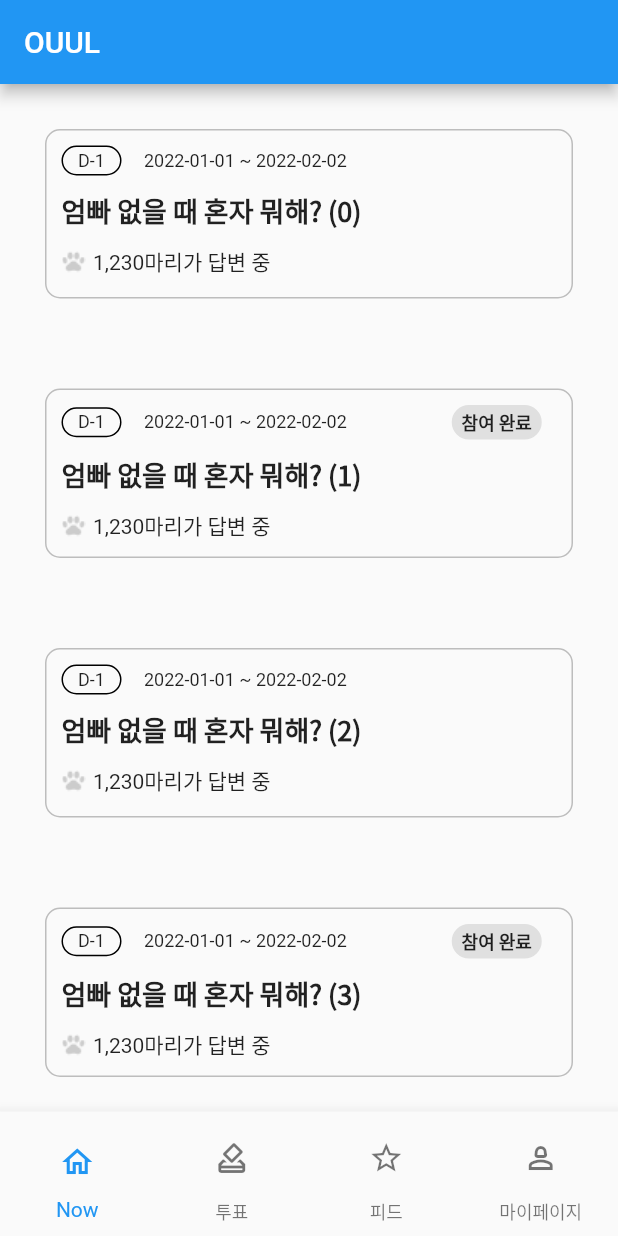
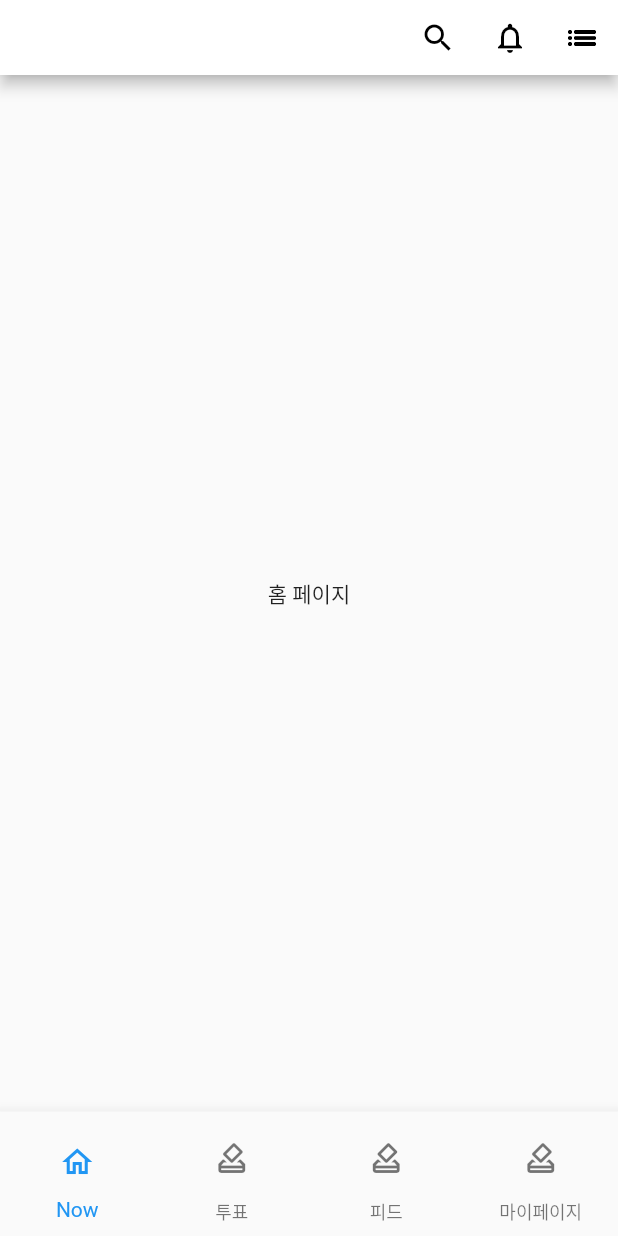
Before and after one commit to Morris235/ouul, a Flutter app: the screen it shows after launch, on a phone screen of 412 x 824 dp. Run offline on Flutter 3.47's test engine with Material 2 defaults, Android fonts, the phone set to English and light mode, and no system bars.

Commit message:
feat : 앱바, 하단 네비게이션바 추가

```diff
--- a/lib/components/vote_list_topic_item.dart
+++ b/lib/components/vote_list_topic_item.dart
@@ -13,7 +13,7 @@ class VoteListTopicItem extends StatelessWidget {
       child: Container(
           width: 359,
           height: 113,
-          margin: const EdgeInsets.all(30.0),
+          margin: const EdgeInsets.all(10.0),
           padding: const EdgeInsets.all(10.0),
           decoration: BoxDecoration(
               borderRadius: const BorderRadius.all(Radius.circular(10)),
--- a/lib/main.dart
+++ b/lib/main.dart
@@ -1,4 +1,5 @@
 import 'package:flutter/material.dart';
+import 'package:ouul/views/home_page.dart';
 import 'package:ouul/views/vote_list_page.dart';
 
 void main() {
@@ -16,77 +17,23 @@ class MyApp extends StatelessWidget {
       theme: ThemeData(
         primarySwatch: Colors.blue,
       ),
-      home: const MyHomePage(title: 'OUUL'),
+      home: const MyHomePage(),
     );
   }
 }
 
 class MyHomePage extends StatefulWidget {
-  const MyHomePage({super.key, required this.title});
-
-  final String title;
+  const MyHomePage({super.key});
 
   @override
   State<MyHomePage> createState() => _MyHomePageState();
 }
 
 class _MyHomePageState extends State<MyHomePage> {
-  int _pageIndex = 0;
   @override
   Widget build(BuildContext context) {
-    return Scaffold(
-      appBar: AppBar(
-        title: Text(widget.title),
-      ),
-      body: Center(
-        child: Column(
-          mainAxisAlignment: MainAxisAlignment.center,
-          children: const <Widget>[VoteListPage()],
-        ),
-      ),
-      bottomNavigationBar: BottomNavigationBar(
-        type: BottomNavigationBarType.fixed,
-        onTap: (index) {
-          setState(() {
-            _pageIndex = index;
-          });
-        },
-        currentIndex: _pageIndex,
-        items: <BottomNavigationBarItem>[
-          BottomNavigationBarItem(
-            label: 'Now',
-            icon: IconButton(
-              onPressed: () {},
-              icon: const Icon(Icons.home_outlined),
-              tooltip: '메인 페이지로 이동',
-            ),
-          ),
-          BottomNavigationBarItem(
-            label: '투표',
-            icon: IconButton(
-              onPressed: () {},
-              icon: const Icon(Icons.how_to_vote_outlined),
-              tooltip: '좋아요 페이지로 이동',
-            ),
-          ),
-          BottomNavigationBarItem(
-            label: '피드',
-            icon: IconButton(
-              onPressed: () {},
-              icon: const Icon(Icons.star_outline),
-              tooltip: '사용자 페이지로 이동',
-            ),
-          ),
-          BottomNavigationBarItem(
-            label: '마이페이지',
-            icon: IconButton(
-              onPressed: () {},
-              icon: const Icon(Icons.person_2_outlined),
-              tooltip: '사용자 페이지로 이동',
-            ),
-          )
-        ],
-      ),
+    return const Scaffold(
+      body: HomePage(),
     );
   }
 }
--- /dev/null
+++ b/lib/views/home_page.dart
@@ -0,0 +1,21 @@
+import 'package:flutter/material.dart';
+import 'package:ouul/views/main_app_bar.dart';
+import 'package:ouul/views/main_bottom_navi.dart';
+
+class HomePage extends StatelessWidget {
+  const HomePage({super.key});
+
+  @override
+  Widget build(BuildContext context) {
+    return const Scaffold(
+      appBar: MainAppBar(),
+      body: Center(
+        child: Text('홈 페이지'),
+      ),
+      bottomNavigationBar: MainBottomNavi(
+        currentPage: 'HomePage',
+        pageIndex: 0,
+      ),
+    );
+  }
+}
--- /dev/null
+++ b/lib/views/main_app_bar.dart
@@ -0,0 +1,39 @@
+import 'package:flutter/material.dart';
+
+class MainAppBar extends StatelessWidget implements PreferredSizeWidget {
+  const MainAppBar({super.key});
+  Size get preferredSize => const Size.fromHeight(50);
+
+  @override
+  Widget build(BuildContext context) {
+    return AppBar(
+      backgroundColor: Colors.white,
+      actions: [
+        IconButton(
+          onPressed: () {},
+          icon: const Icon(
+            Icons.search_outlined,
+            color: Colors.black,
+          ),
+          tooltip: '',
+        ),
+        IconButton(
+          onPressed: () {},
+          icon: const Icon(
+            Icons.notifications_outlined,
+            color: Colors.black,
+          ),
+          tooltip: '',
+        ),
+        IconButton(
+          onPressed: () {},
+          icon: const Icon(
+            Icons.list_outlined,
+            color: Colors.black,
+          ),
+          tooltip: '',
+        ),
+      ],
+    );
+  }
+}
--- /dev/null
+++ b/lib/views/main_bottom_navi.dart
@@ -0,0 +1,86 @@
+import 'package:flutter/material.dart';
+import 'package:ouul/views/feed_page.dart';
+import 'package:ouul/views/my_page.dart';
+import 'package:ouul/views/vote_list_page.dart';
+import 'home_page.dart';
+
+class MainBottomNavi extends StatefulWidget implements PreferredSizeWidget {
+  const MainBottomNavi(
+      {super.key, required this.currentPage, required this.pageIndex});
+  final String currentPage;
+  final int pageIndex;
+  Size get preferredSize => const Size.fromHeight(50);
+
+  @override
+  State<MainBottomNavi> createState() => _MainBottomNaviState();
+}
+
+class _MainBottomNaviState extends State<MainBottomNavi> {
+  @override
+  Widget build(BuildContext context) {
+    return BottomNavigationBar(
+      type: BottomNavigationBarType.fixed,
+      currentIndex: widget.pageIndex,
+      items: <BottomNavigationBarItem>[
+        BottomNavigationBarItem(
+            label: 'Now',
+            icon: IconButton(
+                onPressed: () {
+                  if (widget.currentPage != 'HomePage') {
+                    Navigator.of(context).push(
+                      MaterialPageRoute(
+                        builder: (context) => const HomePage(),
+                      ),
+                    );
+                  }
+                },
+                icon: const Icon(Icons.home_outlined))),
+        BottomNavigationBarItem(
+          label: '투표',
+          icon: IconButton(
+            onPressed: () {
+              if (widget.currentPage != 'VoteListPage') {
+                Navigator.of(context).push(
+                  MaterialPageRoute(
+                    builder: (context) => const VoteListPage(),
+                  ),
+                );
+              }
+            },
+            icon: const Icon(Icons.how_to_vote_outlined),
+          ),
+        ),
+        BottomNavigationBarItem(
+          label: '피드',
+          icon: IconButton(
+            onPressed: () {
+              if (widget.currentPage != 'FeedPage') {
+                Navigator.of(context).push(
+                  MaterialPageRoute(
+                    builder: (context) => const FeedPage(),
+                  ),
+                );
+              }
+            },
+            icon: const Icon(Icons.how_to_vote_outlined),
+          ),
+        ),
+        BottomNavigationBarItem(
+          label: '마이페이지',
+          icon: IconButton(
+            onPressed: () {
+              if (widget.currentPage != 'MyPage') {
+                Navigator.of(context).push(
+                  MaterialPageRoute(
+                    builder: (context) => const MyPage(),
+                  ),
+                );
+              }
+            },
+            icon: const Icon(Icons.how_to_vote_outlined),
+          ),
+        )
+      ],
+    );
+  }
+}
--- a/lib/views/vote_list_page.dart
+++ b/lib/views/vote_list_page.dart
@@ -1,17 +1,25 @@
 import 'package:flutter/material.dart';
 import 'package:ouul/components/vote_list_topic_item.dart';
+import 'package:ouul/views/main_app_bar.dart';
+import 'package:ouul/views/main_bottom_navi.dart';
 
 class VoteListPage extends StatelessWidget {
   const VoteListPage({super.key});
 
   @override
   Widget build(BuildContext context) {
-    return Expanded(
-        child: ListView.builder(
-            itemCount: 300,
-            itemBuilder: (context, idx) {
-              return VoteListTopicItem(
-                  title: '엄빠 없을 때 혼자 뭐해? ($idx)', isVoted: idx.isOdd);
-            }));
+    return Scaffold(
+      appBar: const MainAppBar(),
+      body: ListView.builder(
+          itemCount: 100,
+          itemBuilder: (context, idx) {
+            return VoteListTopicItem(
+                title: '엄빠 없을 때 혼자 뭐해? ($idx)', isVoted: idx.isOdd);
+          }),
+      bottomNavigationBar: const MainBottomNavi(
+        currentPage: 'VoteListPage',
+        pageIndex: 1,
+      ),
+    );
   }
 }
```
Also changed, not shown: lib/views/feed_page.dart (added, +19 -0 lines), lib/views/my_page.dart (added, +20 -0 lines), lib/views/home.dart (deleted).
